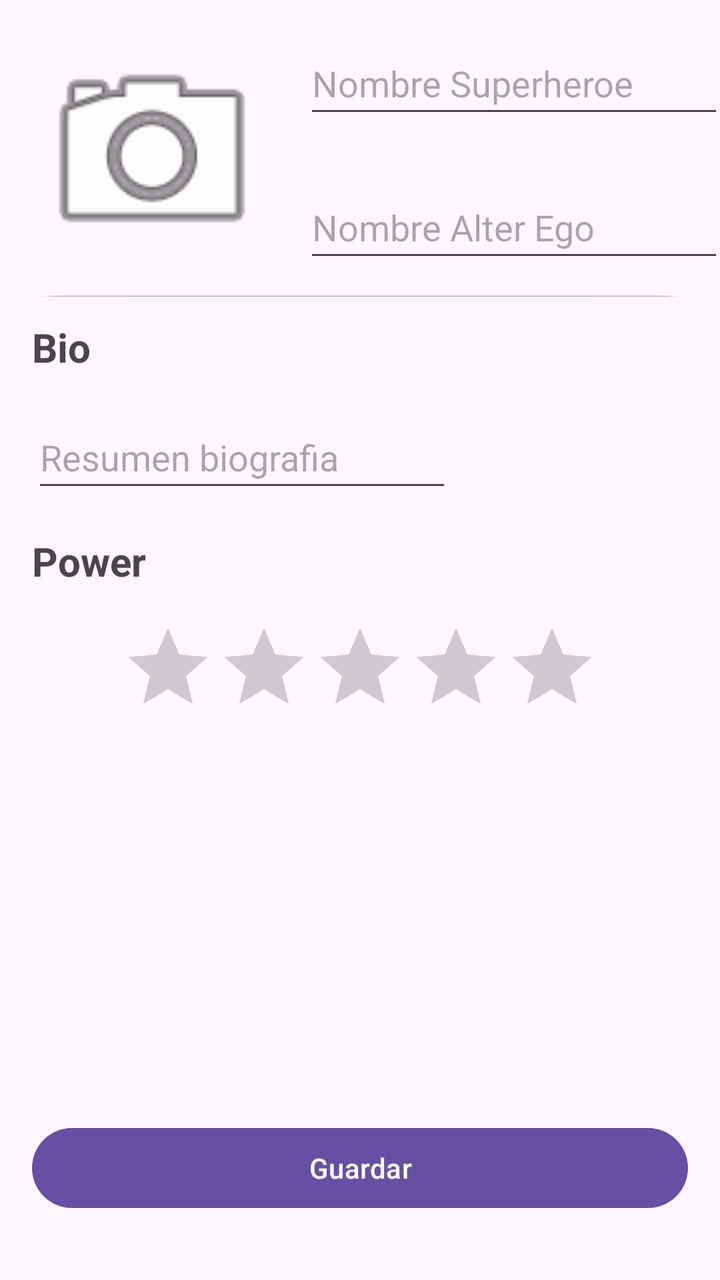
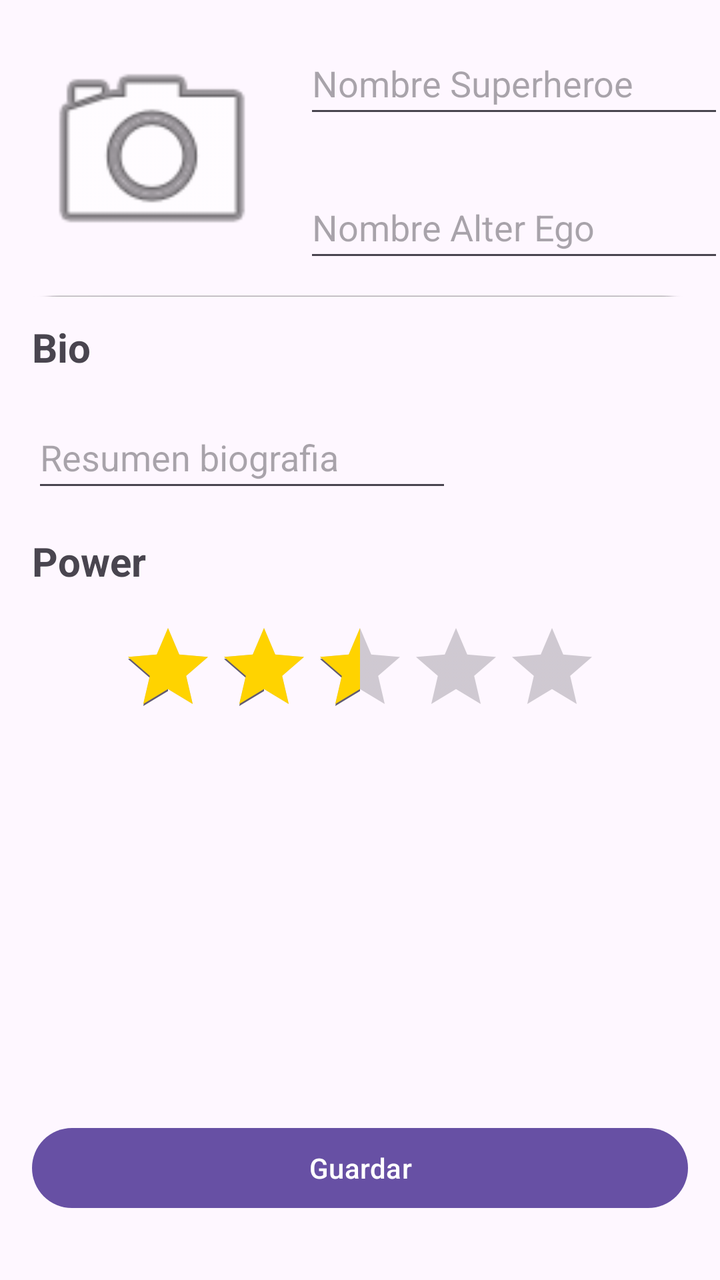

Two renders of the same Android screen: before a commit and after it. Below are the layout's source before the change and the commit's diff.
<!-- AndroidManifest.xml: application theme Theme.SuperHeroes -->
<!-- res/layout/activity_main.xml -->
<?xml version="1.0" encoding="utf-8"?>
<androidx.constraintlayout.widget.ConstraintLayout xmlns:android="http://schemas.android.com/apk/res/android"
    xmlns:app="http://schemas.android.com/apk/res-auto"
    xmlns:tools="http://schemas.android.com/tools"
    android:id="@+id/main"
    android:layout_width="match_parent"
    android:layout_height="match_parent"
    tools:context=".MainActivity">

    <TextView
        android:id="@+id/textBio2"
        android:layout_width="wrap_content"
        android:layout_height="wrap_content"
        android:layout_marginTop="16dp"
        android:hint="Nombre Alter Ego"
        android:text="Power
"
        android:textSize="20sp"
        android:textStyle="bold"
        app:layout_constraintStart_toStartOf="@+id/heroImage"
        app:layout_constraintTop_toBottomOf="@+id/ResumenBiografiaText" />

    <EditText
        android:id="@+id/alter_ego_edit"
        android:layout_width="0dp"
        android:layout_height="wrap_content"
        android:layout_marginStart="16dp"
        android:ems="10"
        android:inputType="text"
        android:minHeight="48dp"
        android:hint="Nombre Alter Ego"
        app:layout_constraintBottom_toBottomOf="@+id/heroImage"
        app:layout_constraintStart_toEndOf="@+id/heroImage" />

    <ImageView
        android:id="@+id/heroImage"
        android:layout_width="120dp"
        android:layout_height="120dp"
        android:layout_marginStart="16dp"
        android:layout_marginTop="16dp"
        app:layout_constraintBottom_toBottomOf="parent"
        app:layout_constraintStart_toStartOf="parent"
        app:layout_constraintTop_toTopOf="parent"
        app:layout_constraintVertical_bias="0.0"
        android:src="@android:drawable/ic_menu_camera" />

    <EditText
        android:id="@+id/hero_name_edit"
        android:layout_width="0dp"
        android:layout_height="wrap_content"
        android:layout_marginStart="16dp"
        android:ems="10"
        android:hint="Nombre Superheroe"
        android:inputType="text"
        android:minHeight="48dp"
        app:layout_constraintStart_toEndOf="@+id/heroImage"
        app:layout_constraintTop_toTopOf="@+id/heroImage" />

    <TextView
        android:id="@+id/textBio"
        android:layout_width="wrap_content"
        android:layout_height="wrap_content"
        android:layout_marginTop="24dp"
        android:text="Bio"
        android:textSize="20sp"
        android:textStyle="bold"
        android:hint="Nombre Alter Ego"
        app:layout_constraintStart_toStartOf="@+id/heroImage"
        app:layout_constraintTop_toBottomOf="@+id/heroImage" />

    <EditText
        android:id="@+id/ResumenBiografiaText"
        android:layout_width="wrap_content"
        android:layout_height="wrap_content"
        android:layout_marginTop="16dp"
        android:ems="10"
        android:hint="Resumen biografia"
        android:inputType="text"
        android:minHeight="48dp"
        app:layout_constraintStart_toStartOf="@+id/heroImage"
        app:layout_constraintTop_toBottomOf="@+id/textBio" />

    <View
        android:id="@+id/miHr"
        android:layout_width="0dp"
        android:layout_height="1dp"
        android:layout_marginStart="16dp"
        android:layout_marginEnd="16dp"
        android:background="@android:drawable/alert_dark_frame"
        app:layout_constraintBottom_toTopOf="@+id/textBio"
        app:layout_constraintEnd_toEndOf="parent"
        app:layout_constraintHorizontal_bias="0.0"
        app:layout_constraintStart_toStartOf="parent"
        app:layout_constraintTop_toBottomOf="@+id/heroImage" />

    <RatingBar
        android:id="@+id/miRatingBar"
        android:layout_width="wrap_content"
        android:layout_height="wrap_content"
        android:layout_marginTop="16dp"

        android:progressTint="@color/yellow"
        app:layout_constraintEnd_toEndOf="parent"
        app:layout_constraintStart_toStartOf="parent"
        app:layout_constraintTop_toBottomOf="@+id/textBio2" />

    <Button
        android:id="@+id/buttonGuardar"
        android:layout_width="0dp"
        android:layout_height="wrap_content"
        android:layout_marginHorizontal="16dp"
        android:layout_marginBottom="32dp"
        android:text="Guardar"
        app:layout_constraintBottom_toBottomOf="parent"
        app:layout_constraintEnd_toEndOf="parent"
        app:layout_constraintStart_toStartOf="parent" />
</androidx.constraintlayout.widget.ConstraintLayout>
<!-- resources referenced by this layout -->
<resources>
  <color name="yellow">#FFD300</color>
  <style name="Theme.SuperHeroes" parent="Base.Theme.SuperHeroes" />
  <style name="Base.Theme.SuperHeroes" parent="Theme.Material3.DayNight.NoActionBar">
          
          
      </style>
</resources>

<!-- the commit's change to res/layout/activity_main.xml (unified diff, before → after) -->
@@ -92,18 +92,16 @@
         app:layout_constraintHorizontal_bias="0.0"
         app:layout_constraintStart_toStartOf="parent"
         app:layout_constraintTop_toBottomOf="@+id/heroImage" />
-
     <RatingBar
         android:id="@+id/miRatingBar"
         android:layout_width="wrap_content"
         android:layout_height="wrap_content"
         android:layout_marginTop="16dp"
-
+        android:rating="2.5"
         android:progressTint="@color/yellow"
         app:layout_constraintEnd_toEndOf="parent"
         app:layout_constraintStart_toStartOf="parent"
         app:layout_constraintTop_toBottomOf="@+id/textBio2" />
-
     <Button
         android:id="@+id/buttonGuardar"
         android:layout_width="0dp"
